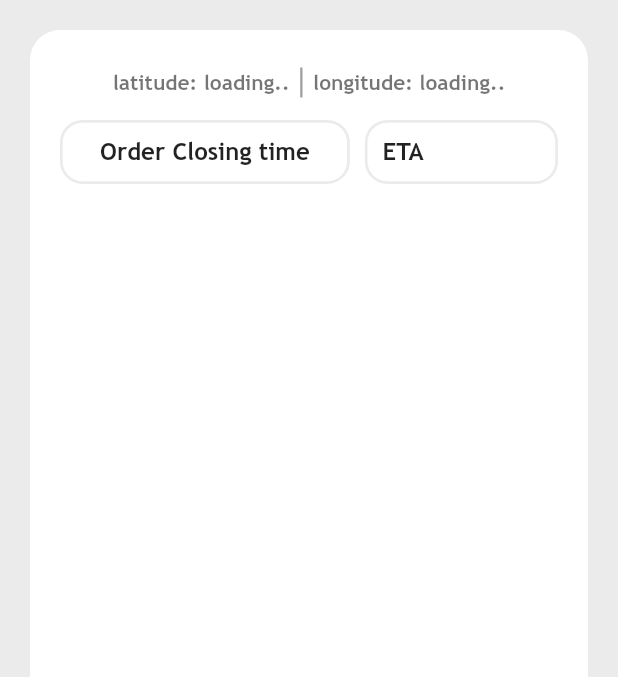
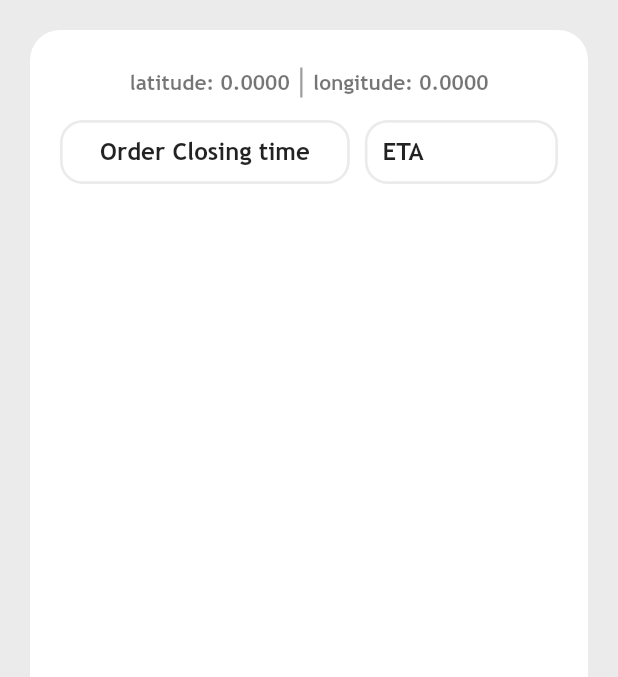
Before and after one commit to jackedelic/sambl, a Flutter app: the CreateOpenOrderPage screen opened by its route, on a phone screen of 412 x 824 dp, the part 84-761 px from its top. Run offline on Flutter 3.47's test engine with Material 2 defaults, Android fonts, the phone set to English and light mode, and no system bars; our stand-ins replace cloud_firestore, cloud_functions, firebase_auth, firebase_messaging, flutter_redux, google_sign_in and 3 more; missing offline and left inert: flutter_webview_plugin, geocoder, haversine, map_view; accounts and stored records are empty; network calls fail; statements that could not run were skipped.

```diff
--- a/lib/widgets/pages/available_hawker_center_page/available_hawker_center_page.dart
+++ b/lib/widgets/pages/available_hawker_center_page/available_hawker_center_page.dart
@@ -68,7 +68,6 @@ You may also stay on this page and wait. ''',
             future: availableHawkerCenter,
             initialData: new List<HawkerCenter>(),
             builder: (context,snapshot) {
-              print("currently app state's hawker center list is ${snapshot.data}");
               if (snapshot.data.length > 0) {
                 return RefreshIndicator(
                   onRefresh: _refreshList,
--- a/lib/widgets/pages/create_open_order_page/create_open_order_main_layout.dart
+++ b/lib/widgets/pages/create_open_order_page/create_open_order_main_layout.dart
@@ -1,3 +1,5 @@
+import 'dart:async';
+
 import 'package:flutter/material.dart';
 import 'package:flutter/cupertino.dart';
 import 'package:sambl/widgets/shared/my_color.dart';
@@ -45,15 +47,20 @@ class _CreateOpenOrderMainLayoutState extends State<CreateOpenOrderMainLayout> {
     super.initState();
     MapView.setApiKey(API_KEY);
     mapView = new MapView();
+    staticMapUri = staticMapProvider.getStaticUri(new Location(1.35,103.8), 6);
     _getCurrentLocation();
+    print(staticMapUri.toString());
   }
 
   // set geoPoint then set staticMapUri which requires geoPoint.
-  void _getCurrentLocation() async {
+  Future<Uri> _getCurrentLocation() async {
     geoPoint = await getCurrentLocation();
     setState(() {
       staticMapUri = _getStaticUriWithMarkers(geoPoint, [new Marker("1","my location", geoPoint.latitude, geoPoint.longitude)]);
     });
+    print('test');
+    print(staticMapUri.toString());
+    return staticMapUri;
   }
 
   Uri _getStaticUriWithMarkers(GeoPoint geoPoint, List<Marker> markers) {
@@ -62,7 +69,7 @@ class _CreateOpenOrderMainLayoutState extends State<CreateOpenOrderMainLayout> {
   }
 
   // opens a page to show the map
-  void _showMap() async {
+  void _showMap(Function callback) async {
     GeoPoint currentLocation = await getCurrentLocation();
     mapView.show(
         new MapOptions(
@@ -82,17 +89,20 @@ class _CreateOpenOrderMainLayoutState extends State<CreateOpenOrderMainLayout> {
     mapView.onMapTapped.listen((location) {
       print("tapped location is $location");
       mapView.setMarkers([new Marker("1", "selected",location.latitude, location.longitude)]);
-
+      print(mapView.markers.length);
     });
 
     mapView.onToolbarAction.listen((id) {
       if (id == 1) {
         mapView.dismiss();
       } else if (id == 2) {
+        print("len is: " + mapView.markers.length.toString());
         if (mapView.markers.isNotEmpty){
+          callback(new GeoPoint(mapView.markers[0].latitude, mapView.markers[0].longitude));
+          staticMapUri = _getStaticUriWithMarkers(geoPoint, mapView.markers);
           geoPoint = new GeoPoint(mapView.markers[0].latitude, mapView.markers[0].longitude);
           setState(() {
-            staticMapUri = _getStaticUriWithMarkers(geoPoint, mapView.markers);
+
           });
           mapView.dismiss();
         }
@@ -104,9 +114,6 @@ class _CreateOpenOrderMainLayoutState extends State<CreateOpenOrderMainLayout> {
 
   @override
   Widget build(BuildContext context) {
-
-
-
     return new ListView(
       children: <Widget>[
         // This is the static map.
@@ -134,14 +141,12 @@ class _CreateOpenOrderMainLayoutState extends State<CreateOpenOrderMainLayout> {
                     child: Container(
                       color: new Color(0x78000000),
                       child: Center(
-                        child: new StoreConnector<AppState,Store<AppState>>(
-                          converter: (store) => store,
-                          builder: (context,store) => new InkWell(
+                        child: new StoreConnector<AppState,Function>(
+                          converter: (store) => (GeoPoint location) => store.dispatch(new SetLocationAction(toWrite: location)),
+                          builder: (context,callback) => new InkWell(
                             onTap: (){
-                              _showMap();
+                              _showMap(callback);
                               info.editInfo(pickupPoint: geoPoint);
-
-                              store.dispatch(new SetLocationAction(toWrite: geoPoint));
                             },
                             child: new Text("Tap to select pick up point",
                               style: new TextStyle(
@@ -160,27 +165,41 @@ class _CreateOpenOrderMainLayoutState extends State<CreateOpenOrderMainLayout> {
           ),
         ),
 
-        //latitude and longitude
-        new Container(
+        new StoreConnector<AppState,Store<AppState>>(
+          converter: (store) => store,
+          builder: (context,store){
+            return new Container(
               margin: const EdgeInsets.symmetric(vertical: 5.0),
-          child: new Row(
+              child: new FutureBuilder<GeoPoint>(
+                future: store.state.currentLocation,
+                initialData: new GeoPoint(0.0, 0.0),
+                builder: (context,snapshot) {
+                  print(snapshot.data.latitude);
+                  print(snapshot.data.longitude);
+                  return new Row(
                     mainAxisAlignment: MainAxisAlignment.center,
                     children: <Widget>[
-              new Text("latitude: ${geoPoint != null ? geoPoint.latitude.toStringAsFixed(4) : 'loading..'}",
+                      new Text("latitude: " + snapshot.data.latitude.toStringAsFixed(4),
                         style: new TextStyle(color: Colors.black54),
                       ),
                       new Container(width: 1.5, height: 20.0,color: Colors.grey,margin: const EdgeInsets.symmetric(horizontal: 7.0),), // vertical divider
-              new Text("longitude: ${geoPoint != null ? geoPoint.longitude.toStringAsFixed(4) : 'loading..'}",
+                      new Text("longitude: " + snapshot.data.longitude.toStringAsFixed(4),
                         style: new TextStyle(color: Colors.black54),
                       ),
                     ],
+                  );
+                }
+              )
+            );
+          } ,
         ),
-        ),
+        //latitude and longitude
 
         // Just some space in btwn the two rows.
         new Padding(padding: new EdgeInsets.all(5.0)),
 
         // Second row: 'closing time' and 'eta'
+
         new Container(
           margin: new EdgeInsets.symmetric(horizontal: 20.0),
           child: new Row(
--- a/lib/widgets/pages/create_open_order_page/create_open_order_page.dart
+++ b/lib/widgets/pages/create_open_order_page/create_open_order_page.dart
@@ -94,9 +94,9 @@ Info info;
 
   Widget _buildConfirmButton() {
     if (_tabController.index == 2) {
-      return StoreConnector<AppState, Optional<HawkerCenter>>(
-        converter: (store) => store.state.currentHawkerCenter,
-        builder: (_, currentHawkerCenter) {
+      return StoreConnector<AppState, Store<AppState>>(
+        converter: (store) => store,
+        builder: (_, store) {
           return new ScopedModelDescendant<Info>(
             builder: (context, child , info){
               return new GestureDetector(
@@ -121,7 +121,7 @@ Info info;
                         eta: info.eta,
                         pickupPoint: await store.state.currentLocation,
                         remarks: "${info.remarks}",
-                        hawkerCenter: currentHawkerCenter.value
+                        hawkerCenter: store.state.currentHawkerCenter.value
                     )));
                     print("inside create_open_order_page, pressed confirm already. ");
                     Navigator.popAndPushNamed(context, '/OrdererListPage');
--- a/lib/widgets/pages/orderer_list_page/orderer_list_page.dart
+++ b/lib/widgets/pages/orderer_list_page/orderer_list_page.dart
@@ -110,6 +110,7 @@ class _OrdererListPageState extends State<OrdererListPage> {
                               child: InkWell(
                                 onTap: (){
                                   store.dispatch(new CloseOpenOrderAction());
+                                  Navigator.of(context).popUntil(ModalRoute.withName('/'));
                                 },
                                 child: Row(
                                   mainAxisAlignment: MainAxisAlignment.center,
```
Also changed, not shown: lib/utility/geo_point_utilities.dart (+6 -1 lines), lib/widgets/pages/create_open_order_page/create_open_order_confirm_layout.dart (+7 -13 lines), 1 other file. Lines whose indentation alone changed are shown as unchanged.
